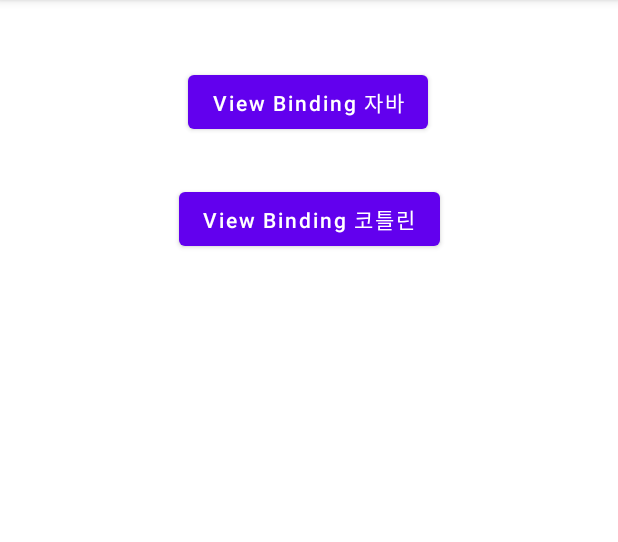
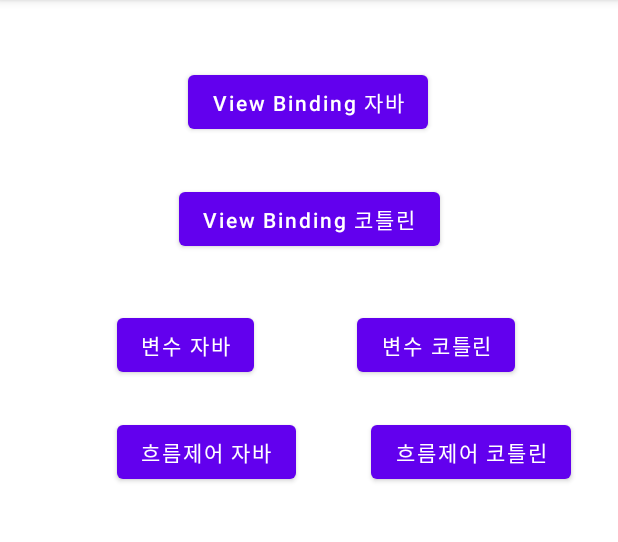
Before and after one commit to ppeper/Android, an Android app: the screen it shows after launch (MainActivity), on a phone screen of 412 x 824 dp, the part 84-626 px from its top. Run offline under Robolectric (Android 15) with nearby library versions, the phone set to English and light mode, and no system bars.

Commit message:
2021.07.01

```diff
--- a/KotlinSample/app/src/main/java/com/techtown/kotlinsample/MainActivity.kt
+++ b/KotlinSample/app/src/main/java/com/techtown/kotlinsample/MainActivity.kt
@@ -21,5 +21,27 @@ class MainActivity : AppCompatActivity() {
             // Intent 로 BmiKotlinActivity 를 타뎃으로 지정하고 startActivity 로 실행
             startActivity(Intent(this@MainActivity, BmiKotlinActivity::class.java))
         }
+
+        // button3 클릭된 경우의 이벤트 리스너 설정
+        button3.setOnClickListener {
+            // Intent 로 VariableJavaActivity 를 타겟으로 지정하고 startActivity 로 실행
+            startActivity(Intent(this@MainActivity, VariableJavaActivity::class.java))
+        }
+        // button4 클릭된 경우의 이벤트 리스너 설정
+        button4.setOnClickListener {
+            // Intent 로 VariableJavaActivity 를 타겟으로 지정하고 startActivity 로 실행
+            startActivity(Intent(this@MainActivity, VariableKotlinActivity::class.java))
+        }
+        // button5 클릭된 경우 이벤트 리스너 설정
+        button5.setOnClickListener {
+            // Intent 로 ControlJavaActivity 를 타겟으로 지정하고 startActivity 로 실행
+            startActivity(Intent(this@MainActivity, ControlJavaActivity::class.java))
+        }
+        // button6 클릭된 경우 이벤트 리스너 설정
+        button6.setOnClickListener {
+            // Intent 로 ControlKotlinActivity 를 타겟으로 지정하고 startActivity 로 실행
+            startActivity(Intent(this@MainActivity, ControlKotlinActivity::class.java))
+        }
+
     }
 }
--- a/KotlinSample/app/src/main/res/layout/activity_main.xml
+++ b/KotlinSample/app/src/main/res/layout/activity_main.xml
@@ -28,4 +28,44 @@
         app:layout_constraintEnd_toEndOf="parent"
         app:layout_constraintStart_toStartOf="parent"
         app:layout_constraintTop_toBottomOf="@+id/button1" />
+
+    <Button
+        android:id="@+id/button3"
+        android:layout_width="wrap_content"
+        android:layout_height="wrap_content"
+        android:layout_marginStart="78dp"
+        android:layout_marginLeft="78dp"
+        android:layout_marginTop="36dp"
+        android:text="변수 자바"
+        app:layout_constraintStart_toStartOf="parent"
+        app:layout_constraintTop_toBottomOf="@+id/button2" />
+
+    <Button
+        android:id="@+id/button4"
+        android:layout_width="wrap_content"
+        android:layout_height="wrap_content"
+        android:layout_marginBottom="23dp"
+        android:text="변수 코틀린"
+        app:layout_constraintBottom_toTopOf="@+id/button6"
+        app:layout_constraintEnd_toEndOf="parent"
+        app:layout_constraintStart_toEndOf="@+id/button3" />
+
+    <Button
+        android:id="@+id/button5"
+        android:layout_width="wrap_content"
+        android:layout_height="wrap_content"
+        android:layout_marginTop="23dp"
+        android:text="흐름제어 자바"
+        app:layout_constraintStart_toStartOf="@+id/button3"
+        app:layout_constraintTop_toBottomOf="@+id/button3" />
+
+    <Button
+        android:id="@+id/button6"
+        android:layout_width="wrap_content"
+        android:layout_height="wrap_content"
+        android:layout_marginEnd="31dp"
+        android:layout_marginRight="31dp"
+        android:text="흐름제어 코틀린"
+        app:layout_constraintEnd_toEndOf="parent"
+        app:layout_constraintTop_toTopOf="@+id/button5" />
 </androidx.constraintlayout.widget.ConstraintLayout>
```
Also changed, not shown: KotlinSample/app/src/main/AndroidManifest.xml (+15 -4 lines), KotlinSample/app/src/main/java/com/techtown/kotlinsample/ControlJavaActivity.java (added, +57 -0 lines), KotlinSample/app/src/main/java/com/techtown/kotlinsample/ControlKotlinActivity.kt (added, +39 -0 lines), KotlinSample/app/src/main/java/com/techtown/kotlinsample/VariableJavaActivity.java (added, +70 -0 lines), KotlinSample/app/src/main/java/com/techtown/kotlinsample/VariableKotlinActivity.kt (added, +43 -0 lines), KotlinSample/app/src/main/res/layout/layout_control.xml (added, +31 -0 lines), KotlinSample/app/src/main/res/layout/layout_variable.xml (added, +38 -0 lines).
